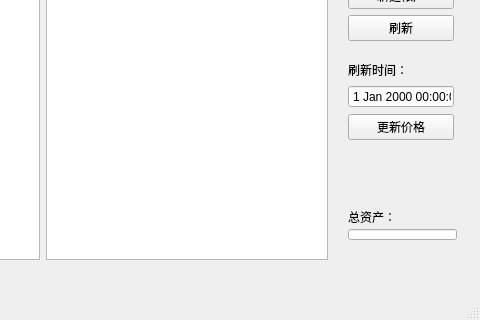
This is myFinanceMainWindow.ui in Imrono/myFinance as Qt 5 draws it before an edit; both pictures show x 393 to 873 and y 107 to 427 of the 873 by 427 pixel window. The edited form follows.
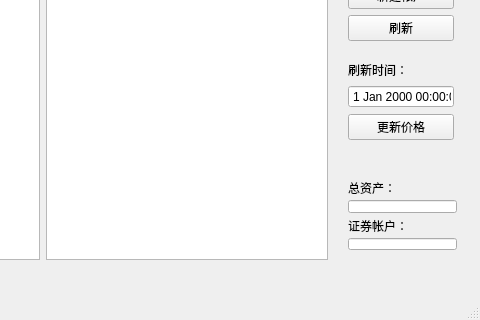
This is the edited form.

Diff of the .ui file:
```diff
--- a/myFinanceMainWindow.ui
+++ b/myFinanceMainWindow.ui
@@ -141,12 +141,12 @@
     <property name="geometry">
      <rect>
       <x>730</x>
-      <y>290</y>
+      <y>260</y>
       <width>131</width>
-      <height>51</height>
+      <height>91</height>
      </rect>
     </property>
-    <layout class="QVBoxLayout" name="verticalLayout" stretch="1,1">
+    <layout class="QVBoxLayout" name="verticalLayout" stretch="1,1,1,1">
      <item>
       <widget class="QLabel" name="label">
        <property name="text">
@@ -157,6 +157,16 @@
      <item>
       <widget class="QLineEdit" name="lineEditTotalAsset"/>
      </item>
+     <item>
+      <widget class="QLabel" name="labelSecurity">
+       <property name="text">
+        <string>证券帐户：</string>
+       </property>
+      </widget>
+     </item>
+     <item>
+      <widget class="QLineEdit" name="lineEditSecurity"/>
+     </item>
     </layout>
    </widget>
   </widget>
```
